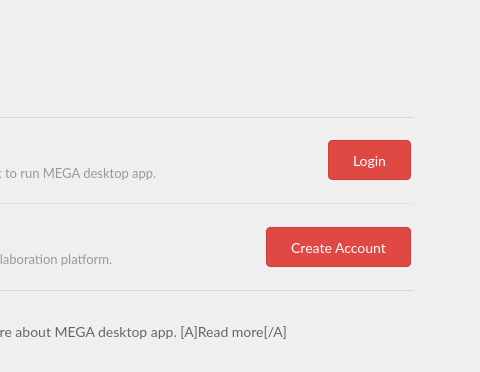
This is src/MEGASync/gui/macx/InfoWizard.ui in meganz/MEGAsync as Qt 5 draws it before an edit; both pictures show x 252 to 732 and y 169 to 541 of the 732 by 541 pixel window. The edited form follows.
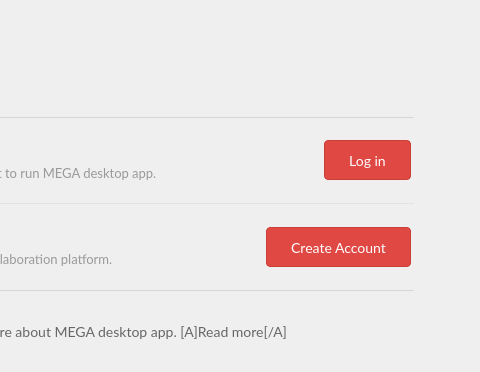
This is the edited form. Icons and pictures are not drawn.

Patch:
```diff
--- a/src/MEGASync/gui/macx/InfoWizard.ui
+++ b/src/MEGASync/gui/macx/InfoWizard.ui
@@ -1043,7 +1043,7 @@
 </string>
               </property>
               <property name="text">
-               <string>Login</string>
+               <string>Log in</string>
               </property>
              </widget>
             </item>
```
